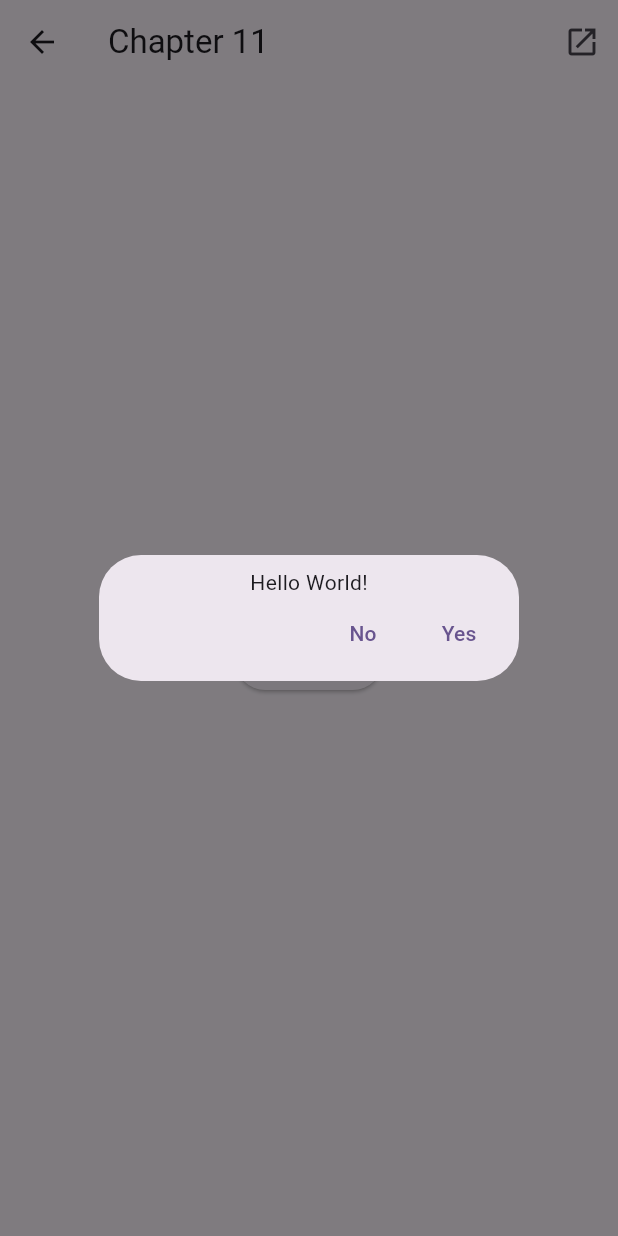
After one commit to tylersavery/nine-flutter-tips, a Flutter app: the Chapter11 screen opened directly, after a tap on "Tap me!", on a phone screen of 412 x 824 dp. The commit adds this screen. Run offline on Flutter 3.47's test engine with Material 3 defaults, Android fonts, the phone set to English and light mode, and no system bars; our stand-ins replace flutter_dotenv, web.

Commit message:
chapters 10, 11, and 12

```diff
--- /dev/null
+++ b/lib/chapters/chapter11.dart
@@ -0,0 +1,122 @@
+import 'package:flutter/material.dart';
+import 'package:url_launcher/url_launcher_string.dart';
+import 'package:vector_math/vector_math.dart' as math;
+
+class Chapter11 extends StatelessWidget {
+  const Chapter11({super.key});
+
+  @override
+  Widget build(BuildContext context) {
+    return Scaffold(
+      appBar: AppBar(
+        title: const Text("Chapter 11"),
+        actions: [
+          IconButton(
+            onPressed: () {
+              launchUrlString("");
+            },
+            icon: Icon(Icons.open_in_new),
+          )
+        ],
+      ),
+      body: Center(
+        child: ElevatedButton(
+          onPressed: () async {
+            final val = await showMyDialog(
+              context,
+              type: DialogTransitionType.drop,
+              child: Padding(
+                padding: const EdgeInsets.all(8.0),
+                child: Column(
+                  mainAxisSize: MainAxisSize.min,
+                  children: [
+                    Text("Hello World!"),
+                    Row(
+                      mainAxisAlignment: MainAxisAlignment.end,
+                      children: [
+                        TextButton(
+                          onPressed: () {
+                            Navigator.of(context).pop(false);
+                          },
+                          child: Text("No"),
+                        ),
+                        TextButton(
+                          onPressed: () {
+                            Navigator.of(context).pop(true);
+                          },
+                          child: Text("Yes"),
+                        )
+                      ],
+                    )
+                  ],
+                ),
+              ),
+            );
+
+            if (val) {
+              print("YAY");
+            } else {
+              print("NO");
+            }
+          },
+          child: Text("Tap me!"),
+        ),
+      ),
+    );
+  }
+}
+
+enum DialogTransitionType {
+  spin,
+  zoom,
+  drop,
+}
+
+Future<bool> showMyDialog(BuildContext context, {required Widget child, required DialogTransitionType type}) async {
+  final result = await showGeneralDialog(
+    context: context,
+    pageBuilder: (context, anim1, anim2) {
+      return child;
+    },
+    barrierDismissible: true,
+    barrierLabel: '',
+    transitionDuration: Duration(milliseconds: 300),
+    transitionBuilder: (context, anim1, anim2, widget) {
+      switch (type) {
+        case DialogTransitionType.spin:
+          return Transform.rotate(
+            angle: math.radians(anim1.value * 360),
+            child: AlertDialog(
+              contentPadding: EdgeInsets.zero,
+              insetPadding: EdgeInsets.zero,
+              content: child,
+            ),
+          );
+        case DialogTransitionType.zoom:
+          return Transform.scale(
+            scale: anim1.value,
+            child: AlertDialog(
+              contentPadding: EdgeInsets.zero,
+              insetPadding: EdgeInsets.zero,
+              content: child,
+            ),
+          );
+        case DialogTransitionType.drop:
+          final curvedValue = Curves.easeInOutBack.transform(anim1.value) - 1.0;
+          return Transform(
+            transform: Matrix4.translationValues(0.0, curvedValue * 200, 0.0),
+            child: Opacity(
+              opacity: anim1.value,
+              child: AlertDialog(
+                contentPadding: EdgeInsets.zero,
+                insetPadding: EdgeInsets.zero,
+                content: child,
+              ),
+            ),
+          );
+      }
+    },
+  );
+
+  return result == true;
+}
--- a/lib/chapters/chapters.dart
+++ b/lib/chapters/chapters.dart
@@ -7,3 +7,6 @@ export './chapter6.dart';
 export './chapter7.dart';
 export './chapter8.dart';
 export './chapter9.dart';
+export './chapter10.dart';
+export './chapter11.dart';
+export './chapter12.dart';
--- a/pubspec.yaml
+++ b/pubspec.yaml
@@ -37,6 +37,7 @@ dependencies:
   cupertino_icons: ^1.0.6
   web: ^0.5.1
   url_launcher: ^6.2.6
+  flutter_dotenv: ^5.1.0
 
 dev_dependencies:
   flutter_test:
@@ -61,8 +62,8 @@ flutter:
   uses-material-design: true
 
   # To add assets to your application, add an assets section, like this:
-  # assets:
-  #   - images/a_dot_burr.jpeg
+  assets:
+    - assets/env/
   #   - images/a_dot_ham.jpeg
 
   # An image asset can refer to one or more resolution-specific "variants", see
```
Also changed, not shown: lib/chapters/chapter10.dart (added, +85 -0 lines), lib/chapters/chapter12.dart (added, +42 -0 lines), lib/chapters/chapter5.dart (+1 -25 lines), lib/env.dart (added, +43 -0 lines), lib/main.dart (+18 -1 lines), lib/screen_utils.dart (added, +26 -0 lines), pubspec.lock, 2 other files.
